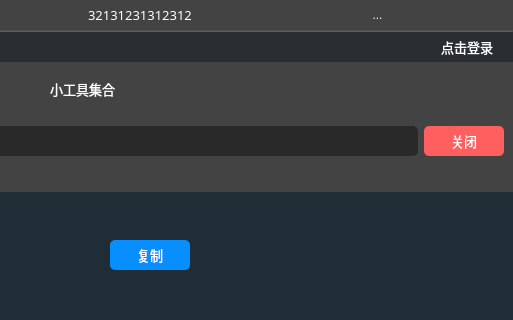
The window that source/mainwindow.ui (HuaGouFdog/Fdog-Kit) describes before a commit, drawn with Qt 5; both pictures show x 616 to 1129 and y 0 to 320 of the 1129 by 1033 pixel window.
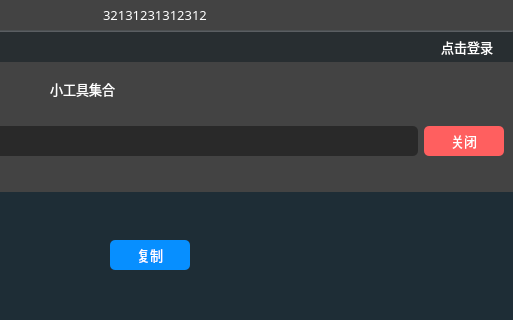
The same window after the commit. The open tabs and pages were chosen to show the change. Icons and pictures are not drawn.

```diff
--- a/source/mainwindow.ui
+++ b/source/mainwindow.ui
@@ -1554,55 +1554,6 @@
             </property>
            </spacer>
           </item>
-          <item>
-           <widget class="QWidget" name="widget_download" native="true">
-            <property name="minimumSize">
-             <size>
-              <width>30</width>
-              <height>0</height>
-             </size>
-            </property>
-            <layout class="QHBoxLayout" name="horizontalLayout_5">
-             <property name="leftMargin">
-              <number>0</number>
-             </property>
-             <property name="topMargin">
-              <number>0</number>
-             </property>
-             <property name="rightMargin">
-              <number>0</number>
-             </property>
-             <property name="bottomMargin">
-              <number>0</number>
-             </property>
-             <item>
-              <widget class="QToolButton" name="toolButton_download">
-               <property name="styleSheet">
-                <string notr="true">QToolButton {
-	color: rgb(255, 255, 255);
-	
-	background-color: rgba(94, 255, 210, 0);
-	border: none;
-}</string>
-               </property>
-               <property name="text">
-                <string>...</string>
-               </property>
-               <property name="icon">
-                <iconset resource="lib.qrc">
-                 <normaloff>:/lib/download.png</normaloff>:/lib/download.png</iconset>
-               </property>
-               <property name="iconSize">
-                <size>
-                 <width>22</width>
-                 <height>23</height>
-                </size>
-               </property>
-              </widget>
-             </item>
-            </layout>
-           </widget>
-          </item>
           <item>
            <widget class="QToolButton" name="toolButton_min">
             <property name="minimumSize">
@@ -2166,7 +2117,7 @@
                      <string notr="true">/*设置TabWidget中QTabBar的样式*/
 QTabBar::tab{
 	
-	
+
 	
 	background-color: rgba(9, 28, 52, 100);
 	
@@ -2186,12 +2137,12 @@
  
 /*设置TabWidget中QTabBar的tab被选中时的样式*/
 QTabBar::tab:selected{
-background-color: rgb(10, 31, 57);
+background-color: rgb(9, 29, 54);
 }
  
 /*设置TabWidget中鼠标悬浮在QTabBar的tab上，但未选中该Tab的样式*/
 QTabBar::tab:hover:!selected {
-background-color: rgb(10, 31, 57);
+background-color: rgb(9, 29, 54);
 
 }
  
@@ -2229,7 +2180,7 @@
 }</string>
                     </property>
                     <property name="currentIndex">
-                     <number>1</number>
+                     <number>0</number>
                     </property>
                     <property name="iconSize">
                      <size>
```
